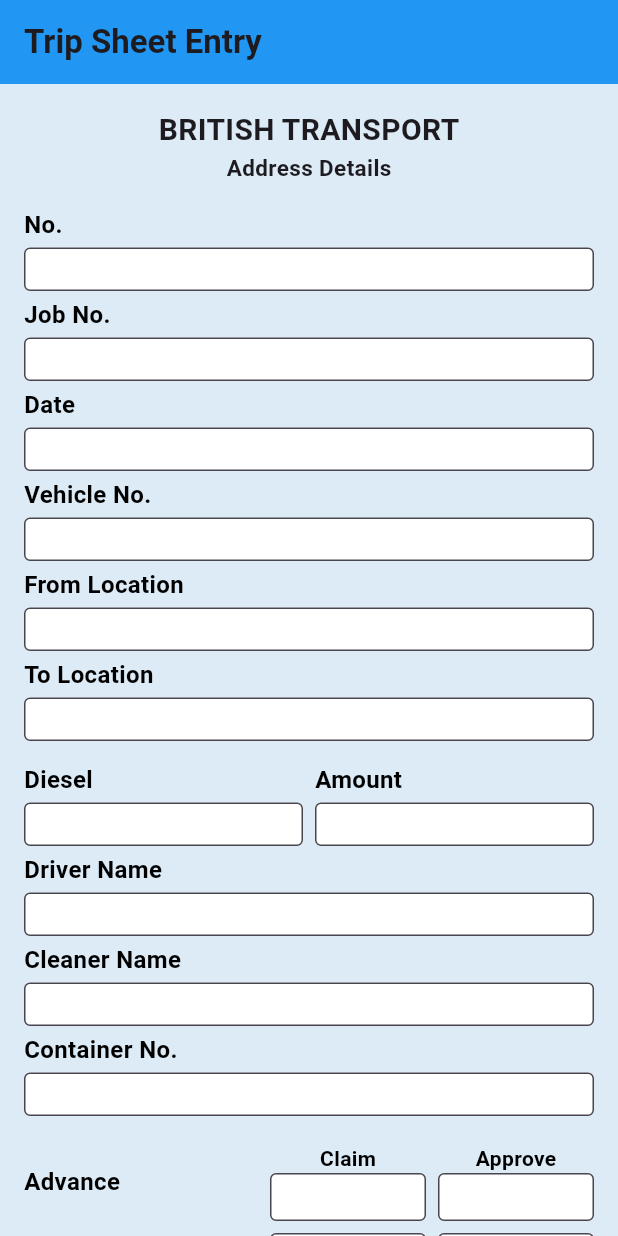
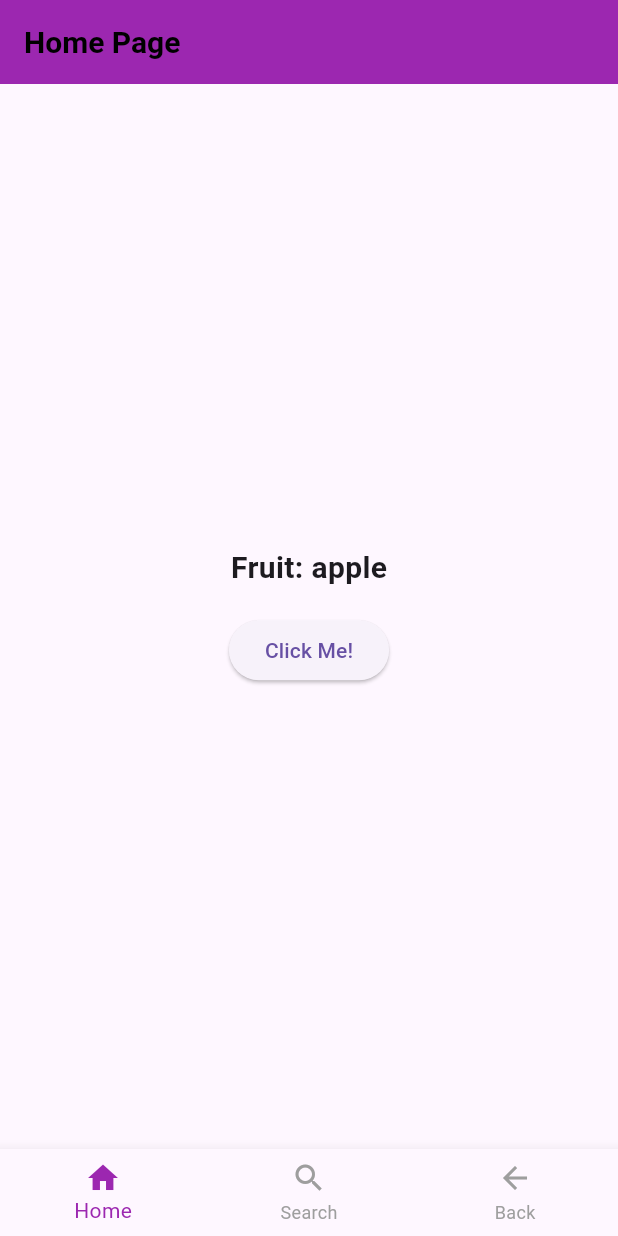
Before and after one commit to alibabakutty/transport_entry_app, a Flutter app: the screen it shows after launch, on a phone screen of 412 x 824 dp. Run offline on Flutter 3.47's test engine with Material 3 defaults, Android fonts, the phone set to English and light mode, and no system bars.

Commit message:
practice as a beginner

```diff
--- a/lib/home_page.dart
+++ /dev/null
@@ -1,128 +0,0 @@
-import 'package:flutter/material.dart';
-import 'package:transport_entry_app/widgets/expense_row.dart';
-import 'package:transport_entry_app/widgets/header_section.dart';
-import 'package:transport_entry_app/widgets/input_field.dart';
-
-class HomePage extends StatelessWidget {
-  HomePage({super.key});
-
-  // Create a global key for the form
-  final _formKey = GlobalKey<FormState>();
-
-  // Function to handle form submission
-  void _handleSubmit(BuildContext context) {
-    if (_formKey.currentState!.validate()) {
-      _formKey.currentState!.save();
-      ScaffoldMessenger.of(context).showSnackBar(
-        const SnackBar(content: Text('Form submitted successfully!')),
-      );
-
-      // You can process the form data here (e.g., send to an API or save locally)
-    } else {
-      ScaffoldMessenger.of(context).showSnackBar(
-        const SnackBar(content: Text('Please fill all required fields!')),
-      );
-    }
-  }
-
-  @override
-  Widget build(BuildContext context) {
-    return Scaffold(
-      appBar: AppBar(
-        title: const Text(
-          'Trip Sheet Entry',
-          style: TextStyle(
-            fontWeight: FontWeight.bold,
-          ),
-        ),
-        backgroundColor: Colors.blue,
-      ),
-      body: Container(
-        color: const Color.fromARGB(255, 221, 235, 246),
-        child: SingleChildScrollView(
-          child: Padding(
-            padding: const EdgeInsets.all(16.0),
-            child: Column(
-              crossAxisAlignment: CrossAxisAlignment.start,
-              children: [
-                // Header Section
-                const HeaderSection(),
-
-                // Input Fields Section
-                const InputField(label: 'No.'),
-                const InputField(label: 'Job No.'),
-                const InputField(label: 'Date'),
-                const InputField(label: 'Vehicle No.'),
-                const InputField(label: 'From Location'),
-                const InputField(label: 'To Location'),
-                const SizedBox(height: 10),
-
-                // Diesel Section
-                Row(
-                  children: const [
-                    Expanded(child: InputField(label: 'Diesel')),
-                    SizedBox(width: 8),
-                    Expanded(child: InputField(label: 'Amount')),
-                  ],
-                ),
-                const InputField(label: 'Driver Name'),
-                const InputField(label: 'Cleaner Name'),
-                const InputField(label: 'Container No.'),
-                const SizedBox(height: 10),
-
-                // ** Claim and Approve Headers (only for the first ExpenseRow) **
-                const ExpenseRow(label: 'Advance', isFirstRow: true),
-                const ExpenseRow(label: 'M.T.Expenses'),
-                const ExpenseRow(label: 'Toll'),
-                const ExpenseRow(label: 'Driver Charges'),
-                const ExpenseRow(label: 'Cleaner Charges'),
-                const ExpenseRow(label: 'R.T.O./ Police'),
-                const ExpenseRow(label: 'Harbour Expenses'),
-                const ExpenseRow(label: 'Driver Expenses'),
-                const ExpenseRow(label: 'Weight Charges'),
-                const ExpenseRow(label: 'Loading Charges'),
-                const ExpenseRow(label: 'Unloading Charges'),
-                const ExpenseRow(label: 'Other Expenses'),
-                const SizedBox(height: 10),
-
-                // Total, Advance, Balance
-                const ExpenseRow(label: 'Total'),
-                const ExpenseRow(label: 'Advance'),
-                const ExpenseRow(label: 'Balance'),
-
-                // Verification Section
-                const InputField(label: 'Verified By'),
-                const InputField(label: 'Passed'),
-                const InputField(label: 'Driver'),
-
-                const SizedBox(height: 20),
-
-                // Submit Button
-                Center(
-                  child: ElevatedButton(
-                    onPressed: () => _handleSubmit(context),
-                    style: ElevatedButton.styleFrom(
-                      backgroundColor: Colors.blueAccent,
-                      padding: const EdgeInsets.symmetric(
-                        horizontal: 20,
-                        vertical: 10,
-                      ),
-                    ),
-                    child: const Text(
-                      'Submit',
-                      style: TextStyle(
-                        fontSize: 18,
-                        fontWeight: FontWeight.bold,
-                        color: Colors.white,
-                      ),
-                    ),
-                  ),
-                ),
-              ],
-            ),
-          ),
-        ),
-      ),
-    );
-  }
-}
--- a/lib/main.dart
+++ b/lib/main.dart
@@ -1,5 +1,5 @@
 import 'package:flutter/material.dart';
-import 'package:transport_entry_app/home_page.dart';
+import 'package:transport_entry_app/screens/home_page.dart';
 
 void main() {
   runApp(const TransportEntryApp());
--- /dev/null
+++ b/lib/screens/home_page.dart
@@ -0,0 +1,90 @@
+import 'package:flutter/material.dart';
+
+class HomePage extends StatefulWidget {
+  const HomePage({super.key});
+
+  @override
+  State<HomePage> createState() => _HomePageState();
+}
+
+class _HomePageState extends State<HomePage> {
+  int _selectedIndex = 0; // Current selected index
+
+  String fruit = 'apple';
+
+  @override
+  void initState() {
+    super.initState();
+    print(fruit);
+  }
+
+  // List of pages (replace these with your actual widgets)
+  final List<Widget> _pages = [
+    Center(child: Text('Home', style: TextStyle(fontSize: 22))),
+    Center(child: Text('Search', style: TextStyle(fontSize: 22))),
+    Center(child: Text('Back', style: TextStyle(fontSize: 22))),
+  ];
+
+  // Function to handle navigation
+  void _onItemTapped(int index) {
+    setState(() {
+      _selectedIndex = index; // Update the selected index
+    });
+  }
+
+  @override
+  Widget build(BuildContext context) {
+    return Scaffold(
+      appBar: AppBar(
+        title: const Text(
+          'Home Page',
+          style: TextStyle(
+              color: Colors.black, fontSize: 20, fontWeight: FontWeight.bold),
+        ),
+        backgroundColor: Colors.purple,
+      ),
+      body: Center(
+        child: Column(
+          mainAxisSize: MainAxisSize.min, // wrap content vertically
+          children: [
+            Text(
+              'Fruit: $fruit',
+              style: TextStyle(fontSize: 20, fontWeight: FontWeight.bold),
+            ),
+            const SizedBox(height: 16),
+            ElevatedButton(
+              onPressed: () {
+                print('Button pressed!');
+                ScaffoldMessenger.of(context).showSnackBar(
+                  SnackBar(content: Text('$fruit')),
+                );
+              },
+              child: const Text('Click Me!'),
+            ),
+          ],
+        ),
+      ),
+      bottomNavigationBar: BottomNavigationBar(
+        currentIndex: _selectedIndex, // Current selected index
+        onTap: _onItemTapped, // Function to handle navigation
+        items: const [
+          BottomNavigationBarItem(
+            icon: Icon(Icons.home),
+            label: 'Home',
+          ),
+          BottomNavigationBarItem(
+            icon: Icon(Icons.search),
+            label: 'Search',
+          ),
+          BottomNavigationBarItem(
+            icon: Icon(Icons.arrow_back_outlined),
+            label: 'Back',
+          ),
+        ],
+        selectedItemColor: Colors.purple, // Active item color
+        unselectedItemColor: Colors.grey, // Inactive item color
+        showUnselectedLabels: true, // Show labels for unselected items
+      ),
+    );
+  }
+}
--- a/lib/widgets/expense_row.dart
+++ /dev/null
@@ -1,139 +0,0 @@
-import 'package:flutter/material.dart';
-
-class ExpenseRow extends StatelessWidget {
-  final String label;
-  final bool isFirstRow; // Add a flag to indicate if it's the first row
-  const ExpenseRow({
-    super.key,
-    required this.label,
-    this.isFirstRow = false, // Default to false for other rows
-  });
-
-  @override
-  Widget build(BuildContext context) {
-    return Padding(
-      padding: const EdgeInsets.symmetric(vertical: 4.0),
-      child: Row(
-        children: [
-          // Label section (e.g., "Advance", "Toll")
-          Expanded(
-            flex: 3,
-            child: Text(
-              label,
-              style: TextStyle(
-                fontSize: 16,
-                color: Colors.black,
-                fontWeight: FontWeight.bold,
-              ),
-            ),
-          ),
-          const SizedBox(width: 8),
-
-          // If it's the first row, display Claim and Approve headers
-          if (isFirstRow) ...[
-            // Claim and Approve section with center alignment
-            Expanded(
-              flex: 2,
-              child: Center(
-                // Center the content horizontally
-                child: Column(
-                  crossAxisAlignment: CrossAxisAlignment.center,
-                  mainAxisAlignment: MainAxisAlignment.center,
-                  children: [
-                    const Text(
-                      'Claim',
-                      style: TextStyle(
-                        fontSize: 14,
-                        fontWeight: FontWeight.bold,
-                        color: Colors.black,
-                      ),
-                    ),
-                    TextField(
-                      decoration: InputDecoration(
-                        border: OutlineInputBorder(),
-                        isDense: true, // Reduces the default height
-                        fillColor: Colors.white,
-                        filled: true,
-                        contentPadding: const EdgeInsets.symmetric(
-                          horizontal: 8.0,
-                          vertical: 4.0,
-                        ),
-                      ),
-                    ),
-                  ],
-                ),
-              ),
-            ),
-            const SizedBox(width: 8),
-            Expanded(
-              flex: 2,
-              child: Center(
-                // Center the content horizontally
-                child: Column(
-                  crossAxisAlignment: CrossAxisAlignment.center,
-                  mainAxisAlignment: MainAxisAlignment.center,
-                  children: [
-                    const Text(
-                      'Approve',
-                      style: TextStyle(
-                        fontSize: 14,
-                        fontWeight: FontWeight.bold,
-                        color: Colors.black,
-                      ),
-                    ),
-                    TextField(
-                      decoration: InputDecoration(
-                        border: OutlineInputBorder(),
-                        isDense: true, // Reduces the default height
-                        fillColor: Colors.white,
-                        filled: true,
-                        contentPadding: const EdgeInsets.symmetric(
-                          horizontal: 8.0,
-                          vertical: 4.0,
-                        ),
-                      ),
-                    ),
-                  ],
-                ),
-              ),
-            ),
-          ]
-          // For other rows, no Claim and Approve headers
-          else ...[
-            Expanded(
-              flex: 2,
-              child: TextField(
-                decoration: InputDecoration(
-                  border: OutlineInputBorder(),
-                  isDense: true, // Reduces the default height
-                  fillColor: Colors.white,
-                  filled: true,
-                  contentPadding: const EdgeInsets.symmetric(
-                    horizontal: 8.0,
-                    vertical: 4.0,
-                  ),
-                ),
-              ),
-            ),
-            const SizedBox(width: 8),
-            Expanded(
-              flex: 2,
-              child: TextField(
-                decoration: InputDecoration(
-                  border: OutlineInputBorder(),
-                  isDense: true, // Reduces the default height
-                  fillColor: Colors.white,
-                  filled: true,
-                  contentPadding: const EdgeInsets.symmetric(
-                    horizontal: 8.0,
-                    vertical: 4.0,
-                  ),
-                ),
-              ),
-            ),
-          ]
-        ],
-      ),
-    );
-  }
-}
--- a/lib/widgets/header_section.dart
+++ /dev/null
@@ -1,29 +0,0 @@
-import 'package:flutter/material.dart';
-
-class HeaderSection extends StatelessWidget {
-  const HeaderSection({super.key});
-
-  @override
-  Widget build(BuildContext context) {
-    return Center(
-        child: Column(
-      children: const [
-        Text(
-          'BRITISH TRANSPORT',
-          style: TextStyle(
-            fontSize: 20,
-            fontWeight: FontWeight.bold,
-          ),
-        ),
-        Text(
-          'Address Details',
-          style: TextStyle(
-            fontSize: 15,
-            fontWeight: FontWeight.bold,
-          ),
-        ),
-        SizedBox(height: 16),
-      ],
-    ));
-  }
-}
--- a/lib/widgets/input_field.dart
+++ /dev/null
@@ -1,44 +0,0 @@
-import 'package:flutter/material.dart';
-
-class InputField extends StatelessWidget {
-  final String label;
-  const InputField({
-    super.key,
-    required this.label,
-  });
-
-  @override
-  Widget build(BuildContext context) {
-    return Padding(
-      padding: const EdgeInsets.only(
-          bottom: 4.0), // Reduced vertical spacing between fields
-      child: Column(
-        crossAxisAlignment: CrossAxisAlignment.start,
-        children: [
-          Text(
-            label,
-            style: TextStyle(
-              fontSize: 16,
-              color: Colors.black,
-              fontWeight: FontWeight.bold,
-            ),
-          ),
-          const SizedBox(height: 4),
-          TextField(
-            decoration: InputDecoration(
-              border: OutlineInputBorder(),
-              isDense: true, // Reduces the default height
-              fillColor: Colors.white,
-              filled: true,
-              contentPadding: const EdgeInsets.symmetric(
-                horizontal: 8.0,
-                vertical: 4.0,
-              ),
-            ),
-            style: const TextStyle(fontSize: 14), // Optional: compact font size
-          ),
-        ],
-      ),
-    );
-  }
-}
```
Also changed, not shown: lib/add_new_trip_sheet.dart (deleted).
